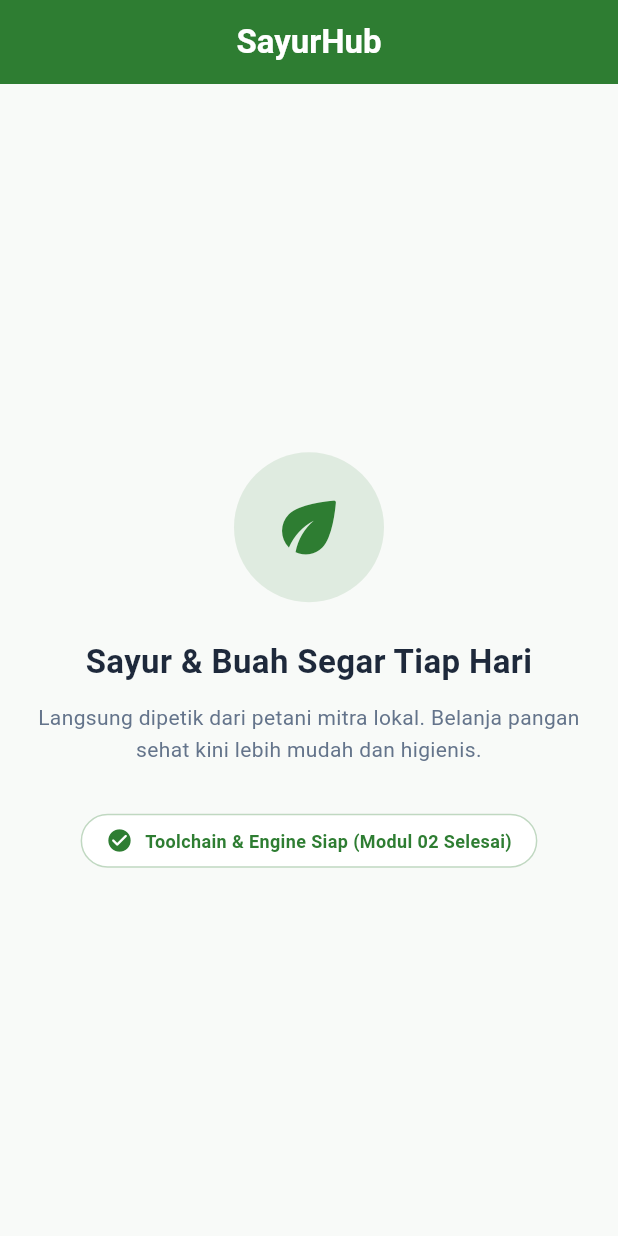
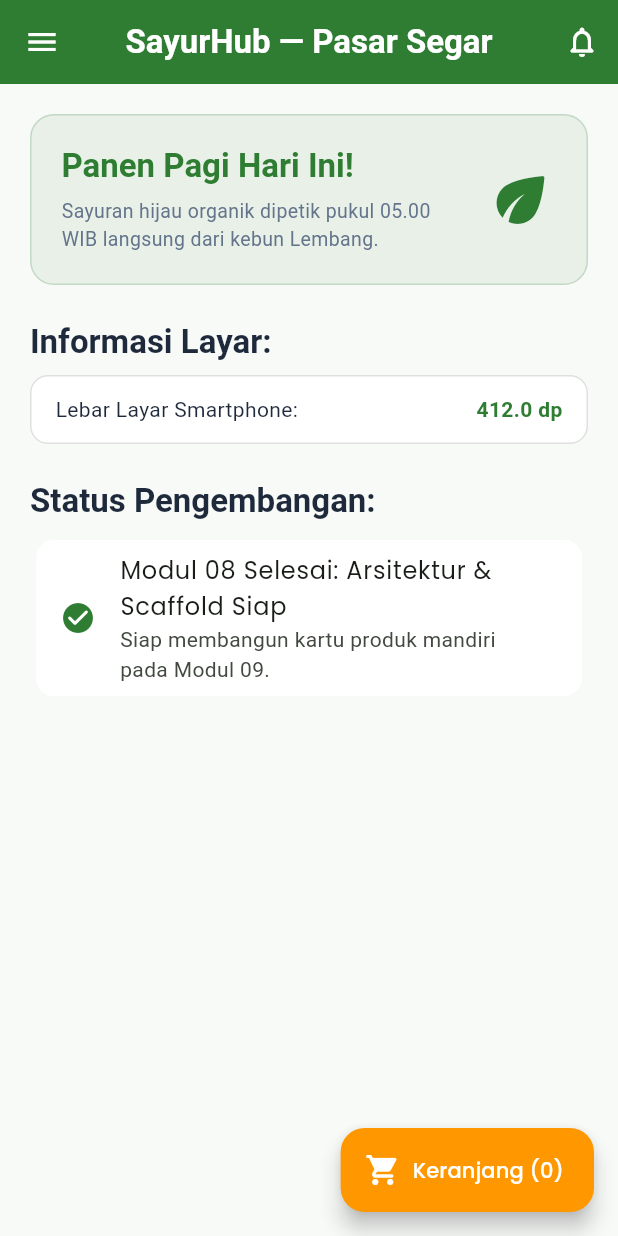
Before and after one commit to nasri1110/flutter-1, a Flutter app: the screen it shows after launch, on a phone screen of 412 x 824 dp. Run offline on Flutter 3.47's test engine with Material 3 defaults, Android fonts, the phone set to English and light mode, and no system bars; our stand-ins replace google_fonts.

Commit message:
feat(ui): implement AppTheme with Poppins fonts and interactive HomeScreen Scaffold

```diff
--- /dev/null
+++ b/lib/core/theme/app_theme.dart
@@ -0,0 +1,42 @@
+import 'package:flutter/material.dart';
+import 'package:google_fonts/google_fonts.dart';
+import 'package:sayur_hub/core/theme/app_colors.dart';
+
+/// Konfigurasi global tema tampilan antarmuka aplikasi SayurHub
+/// Menstandarisasi palet warna, tipografi Poppins, dan bentuk komponen Material 3
+class AppTheme {
+  AppTheme._();
+
+  static ThemeData get lightTheme {
+    return ThemeData(
+      useMaterial3: true,
+      scaffoldBackgroundColor: AppColors.backgroundLight,
+      colorScheme: ColorScheme.fromSeed(
+        seedColor: AppColors.primaryGreen,
+        primary: AppColors.primaryGreen,
+        secondary: AppColors.accentOrange,
+        surface: AppColors.backgroundLight,
+      ),
+      // Menerapkan Tipografi Poppins Resmi ke Seluruh Aplikasi
+      textTheme: GoogleFonts.poppinsTextTheme().copyWith(
+        titleLarge: const TextStyle(
+          fontWeight: FontWeight.bold,
+          color: AppColors.textDark,
+        ),
+        bodyMedium: const TextStyle(
+          color: AppColors.textDark,
+        ),
+      ),
+      appBarTheme: const AppBarTheme(
+        backgroundColor: AppColors.primaryGreen,
+        foregroundColor: Colors.white,
+        centerTitle: true,
+        elevation: 0,
+      ),
+      floatingActionButtonTheme: const FloatingActionButtonThemeData(
+        backgroundColor: AppColors.accentOrange,
+        foregroundColor: Colors.white,
+      ),
+    );
+  }
+}
--- /dev/null
+++ b/lib/features/home/home_screen.dart
@@ -0,0 +1,179 @@
+import 'package:flutter/material.dart';
+import 'package:sayur_hub/core/theme/app_colors.dart';
+
+/// Halaman Beranda Utama aplikasi SayurHub
+/// Menggunakan kanvas Scaffold lengkap dengan AppBar, Drawer, dan FloatingActionButton
+class HomeScreen extends StatelessWidget {
+  const HomeScreen({super.key});
+
+  @override
+  Widget build(BuildContext context) {
+    // Membaca informasi ukuran layar perangkat menggunakan BuildContext
+    final double screenWidth = MediaQuery.of(context).size.width;
+
+    return Scaffold(
+      appBar: AppBar(
+        title: const Text('SayurHub — Pasar Segar'),
+        actions: [
+          IconButton(
+            icon: const Icon(Icons.notifications_none_rounded),
+            tooltip: 'Notifikasi Panen',
+            onPressed: () {
+              // Menampilkan pesan snackbar memanfaatkan context
+              ScaffoldMessenger.of(context).showSnackBar(
+                const SnackBar(
+                  content: Text('Belum ada notifikasi panen baru.'),
+                  duration: Duration(seconds: 2),
+                ),
+              );
+            },
+          ),
+        ],
+      ),
+      drawer: Drawer(
+        child: ListView(
+          padding: EdgeInsets.zero,
+          children: [
+            DrawerHeader(
+              decoration: const BoxDecoration(
+                color: AppColors.primaryGreen,
+              ),
+              child: Column(
+                crossAxisAlignment: CrossAxisAlignment.start,
+                mainAxisAlignment: MainAxisAlignment.end,
+                children: const [
+                  CircleAvatar(
+                    radius: 28,
+                    backgroundColor: Colors.white,
+                    child: Icon(Icons.person_rounded, size: 36, color: AppColors.primaryGreen),
+                  ),
+                  SizedBox(height: 10),
+                  Text(
+                    'Siti Nurhaliza',
+                    style: TextStyle(color: Colors.white, fontWeight: FontWeight.bold, fontSize: 16),
+                  ),
+                  Text(
+                    'siti@smkrpl.sch.id',
+                    style: TextStyle(color: Colors.white70, fontSize: 12),
+                  ),
+                ],
+              ),
+            ),
+            ListTile(
+              leading: const Icon(Icons.home_rounded, color: AppColors.primaryGreen),
+              title: const Text('Beranda SayurHub'),
+              onTap: () => Navigator.pop(context),
+            ),
+            ListTile(
+              leading: const Icon(Icons.history_rounded),
+              title: const Text('Riwayat Transaksi'),
+              onTap: () => Navigator.pop(context),
+            ),
+            const Divider(),
+            ListTile(
+              leading: const Icon(Icons.settings_outlined),
+              title: const Text('Pengaturan'),
+              onTap: () => Navigator.pop(context),
+            ),
+          ],
+        ),
+      ),
+      body: SingleChildScrollView(
+        padding: const EdgeInsets.all(20.0),
+        child: Column(
+          crossAxisAlignment: CrossAxisAlignment.start,
+          children: [
+            // Banner Selamat Datang
+            Container(
+              width: double.infinity,
+              padding: const EdgeInsets.all(20.0),
+              decoration: BoxDecoration(
+                color: AppColors.primaryGreen.withOpacity(0.08),
+                borderRadius: BorderRadius.circular(16),
+                border: Border.all(color: AppColors.primaryGreen.withOpacity(0.2)),
+              ),
+              child: Row(
+                children: [
+                  Expanded(
+                    child: Column(
+                      crossAxisAlignment: CrossAxisAlignment.start,
+                      children: [
+                        Text(
+                          'Panen Pagi Hari Ini!',
+                          style: Theme.of(context).textTheme.titleLarge?.copyWith(
+                                color: AppColors.primaryGreen,
+                              ),
+                        ),
+                        const SizedBox(height: 6),
+                        const Text(
+                          'Sayuran hijau organik dipetik pukul 05.00 WIB langsung dari kebun Lembang.',
+                          style: TextStyle(fontSize: 13, color: AppColors.textMuted),
+                        ),
+                      ],
+                    ),
+                  ),
+                  const SizedBox(width: 12),
+                  const Icon(Icons.eco_rounded, size: 48, color: AppColors.primaryGreen),
+                ],
+              ),
+            ),
+            const SizedBox(height: 24),
+
+            // Indikator Lebar Layar (Demo BuildContext MediaQuery)
+            Text(
+              'Informasi Layar:',
+              style: Theme.of(context).textTheme.titleLarge,
+            ),
+            const SizedBox(height: 8),
+            Container(
+              padding: const EdgeInsets.symmetric(horizontal: 16, vertical: 12),
+              decoration: BoxDecoration(
+                color: Colors.white,
+                borderRadius: BorderRadius.circular(12),
+                border: Border.all(color: Colors.grey.shade300),
+              ),
+              child: Row(
+                mainAxisAlignment: MainAxisAlignment.spaceBetween,
+                children: [
+                  const Text('Lebar Layar Smartphone:'),
+                  Text(
+                    '${screenWidth.toStringAsFixed(1)} dp',
+                    style: const TextStyle(fontWeight: FontWeight.bold, color: AppColors.primaryGreen),
+                  ),
+                ],
+              ),
+            ),
+            const SizedBox(height: 24),
+
+            // Informasi Modul Selanjutnya
+            Text(
+              'Status Pengembangan:',
+              style: Theme.of(context).textTheme.titleLarge,
+            ),
+            const SizedBox(height: 8),
+            const Card(
+              elevation: 0,
+              color: Colors.white,
+              child: ListTile(
+                leading: Icon(Icons.check_circle_rounded, color: AppColors.primaryGreen),
+                title: Text('Modul 08 Selesai: Arsitektur & Scaffold Siap'),
+                subtitle: Text('Siap membangun kartu produk mandiri pada Modul 09.'),
+              ),
+            ),
+          ],
+        ),
+      ),
+      floatingActionButton: FloatingActionButton.extended(
+        onPressed: () {
+          ScaffoldMessenger.of(context).showSnackBar(
+            const SnackBar(
+              content: Text('Keranjang belanja siap diintegrasikan pada Modul 14!'),
+            ),
+          );
+        },
+        icon: const Icon(Icons.shopping_cart_rounded),
+        label: const Text('Keranjang (0)'),
+      ),
+    );
+  }
+}
--- a/lib/main.dart
+++ b/lib/main.dart
@@ -1,6 +1,6 @@
 import 'package:flutter/material.dart';
-import 'package:sayur_hub/core/theme/app_colors.dart';
-import 'package:sayur_hub/features/home/welcome_screen.dart';
+import 'package:sayur_hub/core/theme/app_theme.dart';
+import 'package:sayur_hub/features/home/home_screen.dart';
 
 void main() {
   runApp(const SayurHubRootApp());
@@ -15,16 +15,8 @@ class SayurHubRootApp extends StatelessWidget {
     return MaterialApp(
       title: 'SayurHub',
       debugShowCheckedModeBanner: false,
-      theme: ThemeData(
-        useMaterial3: true,
-        scaffoldBackgroundColor: AppColors.backgroundLight,
-        colorScheme: ColorScheme.fromSeed(
-          seedColor: AppColors.primaryGreen,
-          primary: AppColors.primaryGreen,
-          secondary: AppColors.accentOrange,
-        ),
-      ),
-      home: const WelcomeScreen(),
+      theme: AppTheme.lightTheme,
+      home: const HomeScreen(),
     );
   }
 }
--- a/pubspec.yaml
+++ b/pubspec.yaml
@@ -10,6 +10,7 @@ dependencies:
   flutter:
     sdk: flutter
   cupertino_icons: ^1.0.8
+  google_fonts: ^6.1.0
 
 dev_dependencies:
   flutter_test:
@@ -18,3 +19,7 @@ dev_dependencies:
 
 flutter:
   uses-material-design: true
+
+  assets:
+    - assets/images/
+    - assets/icons/
```
Also changed, not shown: 2 other files.
